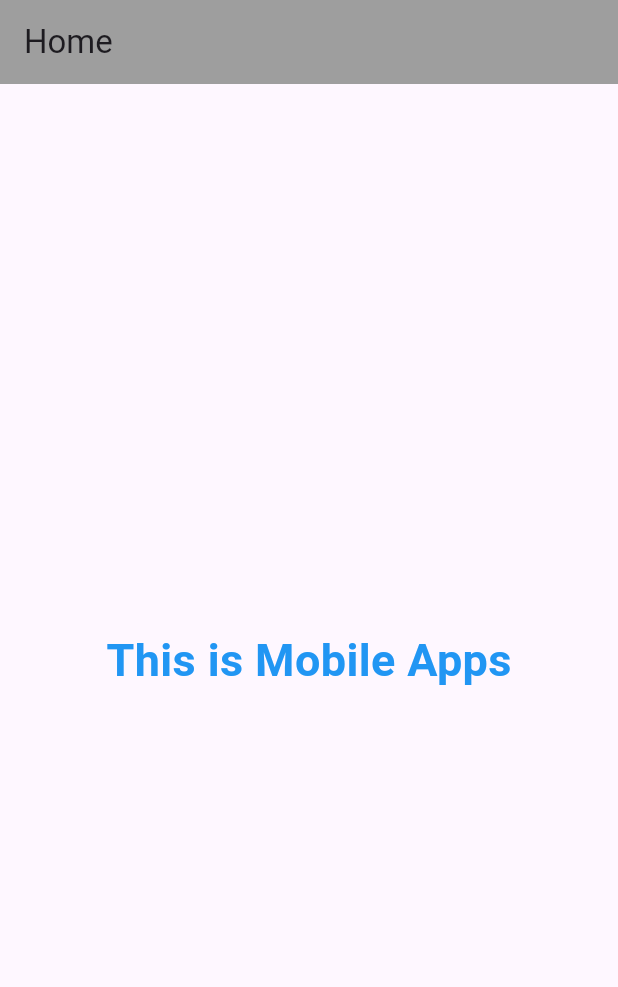
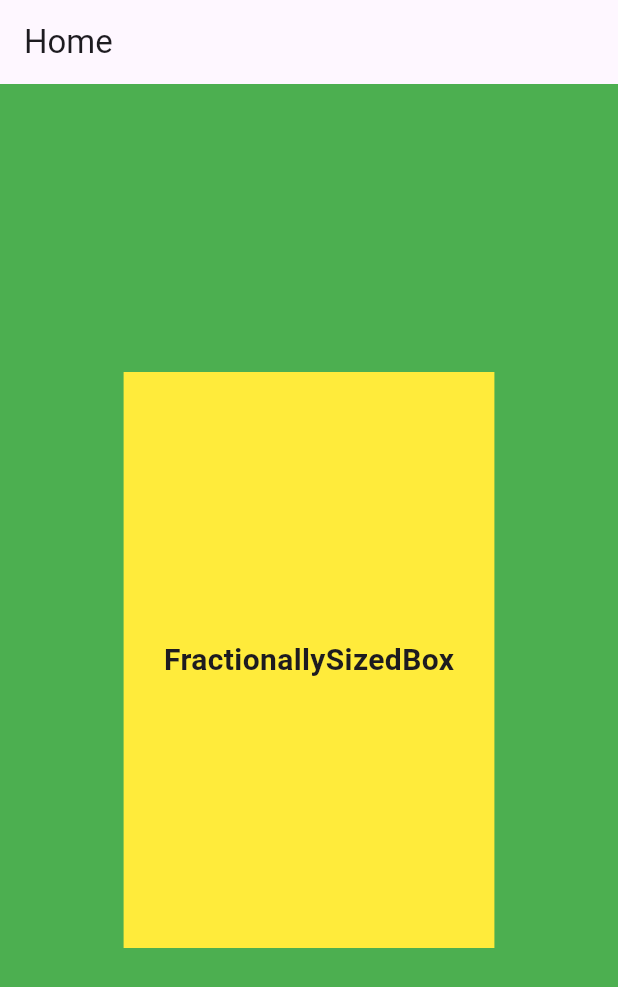
Before and after one commit to farshidalamevan/ostad_flutter_seven_flutter, a Flutter app: the screen it shows after launch, on a phone screen of 412 x 824 dp. Shown: the top 987 px of the screen. Run offline on Flutter 3.47's test engine with Material 3 defaults, Android fonts, the light colour scheme and no system bars.

Commit message:
FractionallySizedBox

```diff
--- a/lib/main.dart
+++ b/lib/main.dart
@@ -1,13 +1,13 @@
-/// MediaQuery | OrientationBuilder | Wrap | LayoutBuilder
+/// FractionallySizedBox
 
 import 'package:flutter/material.dart';
 
 void main() {
-  runApp(Module11Class1());
+  runApp(Module11Class2());
 }
 
-class Module11Class1 extends StatelessWidget {
-  const Module11Class1({super.key});
+class Module11Class2 extends StatelessWidget {
+  const Module11Class2({super.key});
 
   @override
   Widget build(BuildContext context) {
@@ -22,71 +22,31 @@ class Home extends StatelessWidget {
 
   @override
   Widget build(BuildContext context) {
-    /// MediaQuery
-    MediaQueryData mediaQuery = MediaQuery.of(context);
-    print(mediaQuery.size);
-    print(mediaQuery.size.aspectRatio);
-    print(mediaQuery.size.flipped);
-
     return Scaffold(
       appBar: AppBar(
         title: Text('Home'),
-        backgroundColor: Colors.grey,
       ),
 
-      /// OrientationBuilder
-      // body: OrientationBuilder(
-      //   builder: (context, Orientation orientation) {
-      //     if (orientation == Orientation.portrait) {
-      //       return Column(
-      //         children: [
-      //           /// Wrap
-      //           Wrap(
-      //             alignment: WrapAlignment.center,
-      //             crossAxisAlignment: WrapCrossAlignment.center,
-      //             spacing: 16,
-      //             children: [
-      //               Text('1st line testing'),
-      //               Text('2nd line testing'),
-      //               Text('3rd line testing'),
-      //               Text('4rd line testing'),
-      //               Text('5th line testing'),
-      //             ],
-      //           ),
-      //           Text(orientation.name)
-      //         ],
-      //       );
-      //     } else {
-      //       return Text('Too big Screen and Landsscap');
-      //     }
-      //   },
-      // ),
-
-      /// LayoutBuilder
-      body: Center(
-        child: LayoutBuilder(
-          builder: (context, BoxConstraints constraints) {
-            if (constraints.maxWidth < 640) {
-              return Text('This is Mobile Apps',
-                  style: TextStyle(
-                      fontSize: 30,
-                      color: Colors.blue,
-                      fontWeight: FontWeight.bold));
-            } else if (constraints.maxWidth > 640 &&
-                constraints.maxWidth < 1008) {
-              return Text('This is Tablet Apps',
-                  style: TextStyle(
-                      fontSize: 50,
-                      color: Colors.pink,
-                      fontWeight: FontWeight.bold));
-            } else {
-              return Text('This is Laptop/Desktop Software',
-                  style: TextStyle(
-                      fontSize: 50,
-                      color: Colors.green,
-                      fontWeight: FontWeight.bold));
-            }
-          },
+      /// FractionallySizedBox
+      body: Container(
+        height: MediaQuery.of(context).size.height,
+        width: MediaQuery.of(context).size.width,
+        color: Colors.green,
+        child: FractionallySizedBox(
+          heightFactor: 0.5,
+          widthFactor: 0.6,
+          child: Container(
+            color: Colors.yellow,
+            child: Center(
+              child: Text(
+                'FractionallySizedBox',
+                style: TextStyle(
+                  fontSize: 20,
+                  fontWeight: FontWeight.bold,
+                ),
+              ),
+            ),
+          ),
         ),
       ),
     );
```
